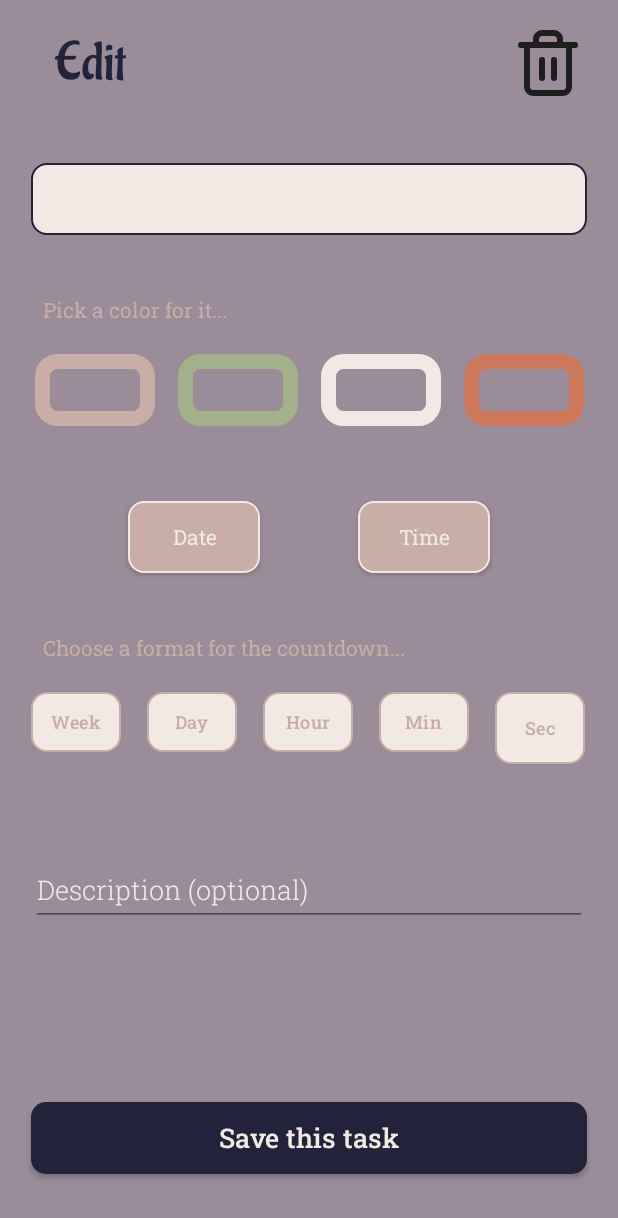
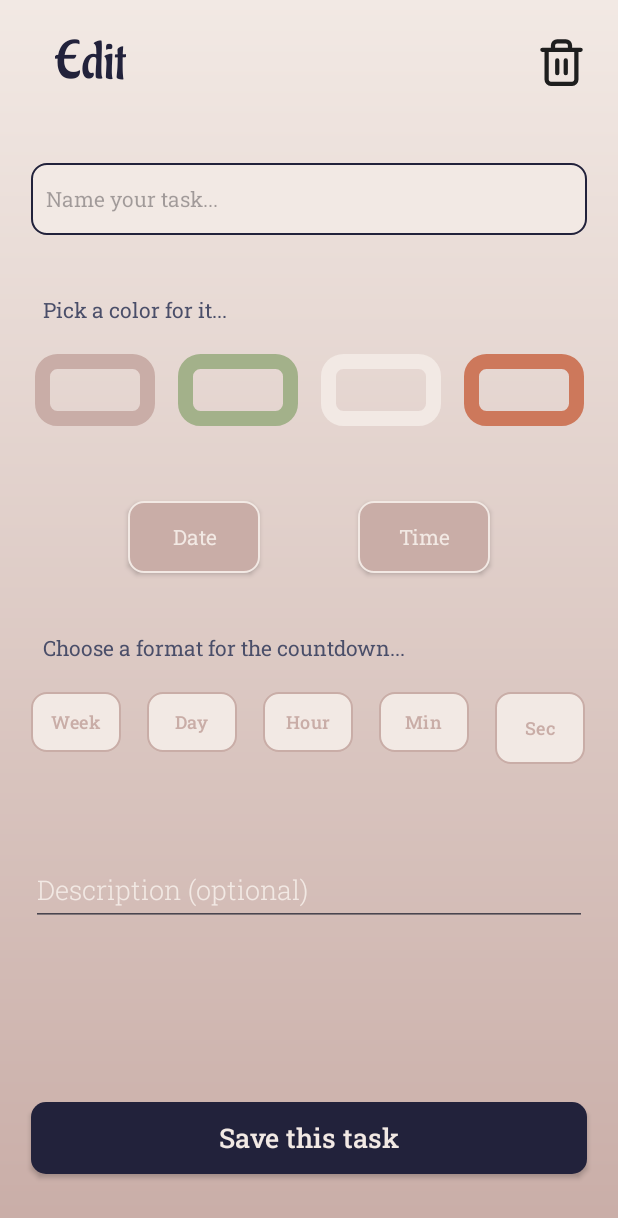
Before and after one commit to blarbee/deadline_countdown, an Android app: the EditActivity screen opened directly, with no data from a screen before it, on a phone screen of 412 x 824 dp. Shown: the top 1218 px of the screen. Run offline under Robolectric (Android 15) with nearby library versions, the phone set to English and light mode, and no system bars; our stand-ins replace FlexboxLayout, Room's generated code; 5 statements that could not run were skipped.

Commit message:
Move the delete button from task recycler view to edit activity

```diff
--- a/app/src/main/java/com/example/deadline_countdown/EditActivity.java
+++ b/app/src/main/java/com/example/deadline_countdown/EditActivity.java
@@ -10,6 +10,7 @@ import android.widget.Button;
 import android.widget.CheckBox;
 import android.widget.DatePicker;
 import android.widget.EditText;
+import android.widget.ImageButton;
 import android.widget.RadioButton;
 import android.widget.RadioGroup;
 import android.widget.TextView;
@@ -69,6 +70,20 @@ public class EditActivity extends AppCompatActivity {
             Log.e("debug", "EditActivity intent task is null");
 
         }
+        ImageButton delete_button = findViewById(R.id.item_del_button);
+        delete_button.setOnClickListener(new View.OnClickListener() {
+            @Override
+            public void onClick(View view) {
+                Executors.newSingleThreadExecutor().execute(() -> {
+                    dao.delete(current_task);
+                    runOnUiThread(() -> {
+                        Toast.makeText(EditActivity.this, "Task " + current_task.getTitle() + " was deleted", Toast.LENGTH_SHORT).show();
+                        finish();
+                    });
+                });
+
+            }
+        });
         listenForTaskColor();
         listenForDate();
         listenForTime();
--- a/app/src/main/java/com/example/deadline_countdown/TaskFragment.java
+++ b/app/src/main/java/com/example/deadline_countdown/TaskFragment.java
@@ -79,12 +79,6 @@ public class TaskFragment extends Fragment {
 
                 Intent intent = new Intent(getActivity(), EditActivity.class);
                 intent.putExtra("task", task);
-//                intent.putExtra("task_id", task.id);
-//                intent.putExtra("task_title", task.getTitle());
-//                intent.putExtra("task_color", task.getColor());
-//                intent.putExtra("task_format", task.getFormat());
-//                intent.putExtra("task_date_and_time", task.getDate_and_time());
-//                intent.putExtra("task_description", task.getDescription());
                 startActivity(intent);
             });
             recyclerView.setAdapter(adapter);
--- a/app/src/main/res/layout/activity_edit.xml
+++ b/app/src/main/res/layout/activity_edit.xml
@@ -6,7 +6,7 @@
     android:layout_width="match_parent"
     android:layout_height="match_parent"
     tools:context=".EditActivity"
-    android:background="@color/og_taupe">
+    android:background="@drawable/og_background">
 
     <androidx.appcompat.widget.Toolbar
         android:id="@+id/header"
@@ -33,17 +33,18 @@
                 app:layout_constraintBottom_toBottomOf="parent"/>
 
             <ImageButton
-                android:id="@+id/delete_button"
-                android:layout_width="wrap_content"
-                android:layout_height="wrap_content"
-                android:layout_margin="2dp"
-                android:scaleType="fitXY"
-                android:background="@null"
-                android:src="@drawable/delete_outline_24"
-                android:contentDescription="Delete"
-                app:layout_constraintEnd_toEndOf="parent"
+                android:id="@+id/item_del_button"
+                style="@style/save_button"
+                android:layout_width="34dp"
+                android:layout_height="34dp"
+                android:layout_margin="0dp"
+                android:drawableTint="@color/og_black"
+                android:background="@drawable/delete_outline_24"
+                app:layout_constraintRight_toRightOf="parent"
                 app:layout_constraintBottom_toBottomOf="parent"
-                app:layout_constraintTop_toTopOf="parent"/>
+                app:layout_constraintTop_toTopOf="parent"
+
+                />
 
         </androidx.constraintlayout.widget.ConstraintLayout>
     </androidx.appcompat.widget.Toolbar>
@@ -58,6 +59,7 @@
         android:autofillHints=""
         android:inputType="text"
         android:text=""
+        android:hint="@string/name_your_task"
         app:layout_constraintLeft_toRightOf="@id/left_guideline"
         app:layout_constraintRight_toLeftOf="@id/right_guideline"
         app:layout_constraintTop_toBottomOf="@id/top_guideline" />
@@ -68,7 +70,7 @@
         android:layout_height="wrap_content"
         android:text="@string/pick_a_color_for_it"
         android:layout_marginTop="40dp"
-        android:textColor="@color/og_cream"
+        android:textColor="@color/og_grey"
         android:fontFamily="@font/robotoslab_regular"
 
         app:layout_constraintTop_toBottomOf="@id/settings_color_option"
@@ -93,7 +95,7 @@
             style="@style/checkbox_color"
             android:layout_width="80sp"
             android:layout_height="match_parent"
-            android:layout_marginRight="15sp"/>
+            android:layout_marginEnd="15sp"/>
         <androidx.appcompat.widget.AppCompatRadioButton
             android:id="@+id/og_green"
             android:layout_width="80sp"
@@ -101,7 +103,7 @@
             style="@style/checkbox_color"
             android:backgroundTint="@color/og_green"
             tools:ignore="MissingConstraints"
-            android:layout_marginRight="15sp"/>
+            android:layout_marginEnd="15sp"/>
         <androidx.appcompat.widget.AppCompatRadioButton
             android:id="@+id/og_white"
             style="@style/checkbox_color"
@@ -109,7 +111,7 @@
             android:layout_height="match_parent"
             android:backgroundTint="@color/og_white"
             tools:ignore="MissingConstraints"
-            android:layout_marginRight="15sp"/>
+            android:layout_marginEnd="15sp"/>
         <androidx.appcompat.widget.AppCompatRadioButton
             android:id="@+id/og_orange"
             style="@style/checkbox_color"
@@ -128,7 +130,7 @@
         android:layout_height="wrap_content"
         android:text="@string/choose_a_format_for_the_countdown"
         android:layout_marginTop="40dp"
-        android:textColor="@color/og_cream"
+        android:textColor="@color/og_grey"
         android:fontFamily="@font/robotoslab_regular"
         app:layout_constraintTop_toBottomOf="@id/date_button"
         app:layout_constraintLeft_toLeftOf="@id/left_text_guideline"/>
```
Also changed, not shown: app/src/main/java/com/example/deadline_countdown/MyTaskRecyclerViewAdapter.java (+1 -13 lines), app/src/main/res/layout/fragment_item.xml (+11 -11 lines).
